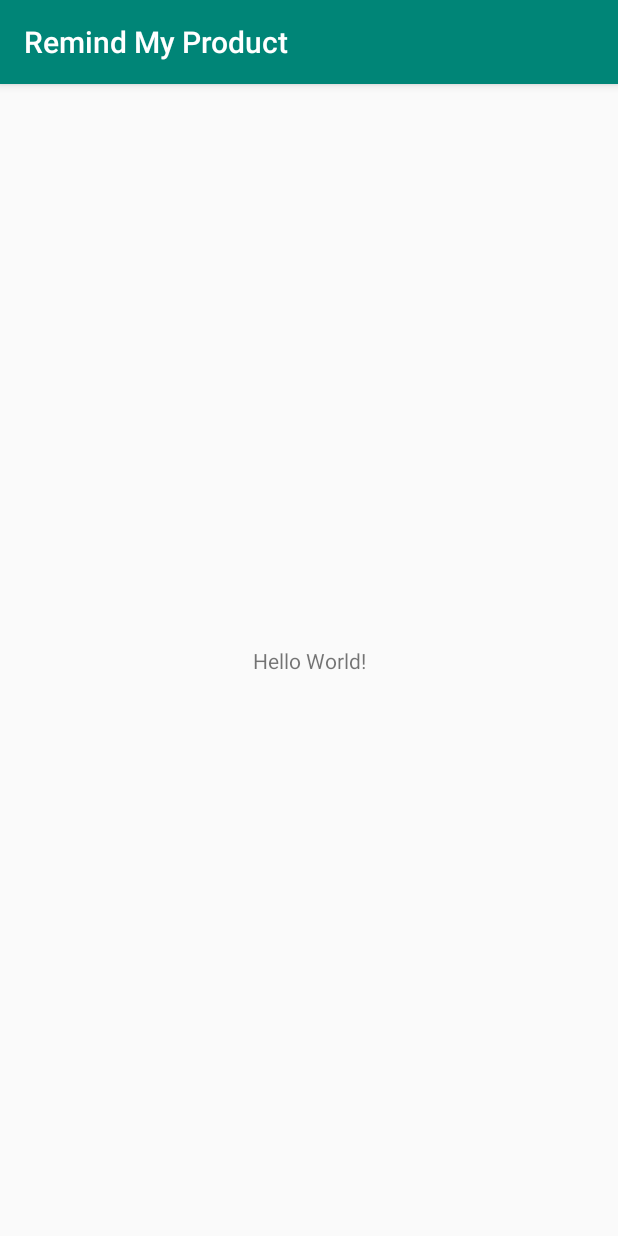
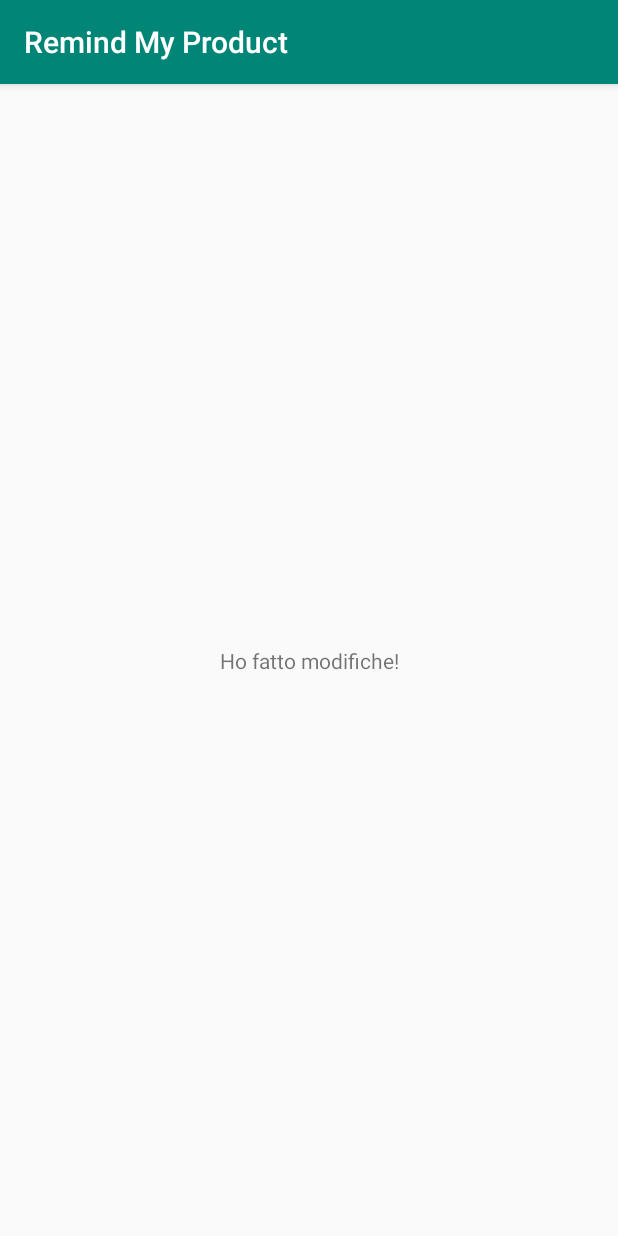
Before and after one commit to samdigital/RemindMyProduct, an Android app: the screen it shows after launch (MainActivity), on a phone screen of 412 x 824 dp. Run offline under Robolectric (Android 15) with nearby library versions, the phone set to English and light mode, and no system bars.

Commit message:
Ho cambiato il testo nella main activity

```diff
--- a/app/src/main/res/layout/activity_main.xml
+++ b/app/src/main/res/layout/activity_main.xml
@@ -9,7 +9,7 @@
     <TextView
         android:layout_width="wrap_content"
         android:layout_height="wrap_content"
-        android:text="Hello World!"
+        android:text="Ho fatto modifiche!"
         app:layout_constraintBottom_toBottomOf="parent"
         app:layout_constraintLeft_toLeftOf="parent"
         app:layout_constraintRight_toRightOf="parent"
```
